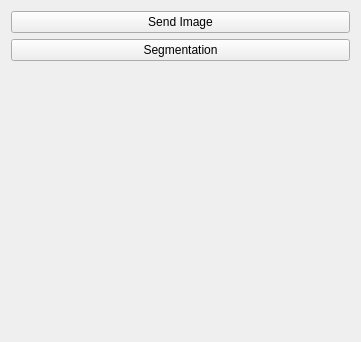
Old version of the form MedSAM/t_SegmentData/Resources/UI/t_SegmentData.ui in the repository bowang-lab/MedSAMSlicer.
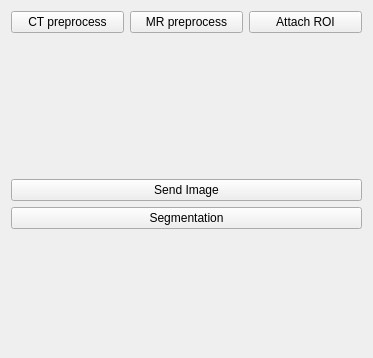
New version of the form. Custom widgets are drawn as their Qt base class.

Commit message: So many changes, too lazy to name them

Diff of the .ui file:
```diff
--- a/MedSAM/t_SegmentData/Resources/UI/t_SegmentData.ui
+++ b/MedSAM/t_SegmentData/Resources/UI/t_SegmentData.ui
@@ -6,11 +6,55 @@
    <rect>
     <x>0</x>
     <y>0</y>
-    <width>361</width>
-    <height>342</height>
+    <width>373</width>
+    <height>358</height>
    </rect>
   </property>
   <layout class="QVBoxLayout" name="verticalLayout">
+   <item>
+    <layout class="QHBoxLayout" name="horizontalLayout_2">
+     <property name="bottomMargin">
+      <number>15</number>
+     </property>
+     <item>
+      <widget class="QPushButton" name="pbCTprep">
+       <property name="text">
+        <string>CT preprocess</string>
+       </property>
+      </widget>
+     </item>
+     <item>
+      <widget class="QPushButton" name="pbMRprep">
+       <property name="text">
+        <string>MR preprocess</string>
+       </property>
+      </widget>
+     </item>
+     <item>
+      <widget class="QPushButton" name="pbAttach">
+       <property name="text">
+        <string>Attach ROI</string>
+       </property>
+      </widget>
+     </item>
+    </layout>
+   </item>
+   <item>
+    <widget class="qMRMLMarkupsROIWidget" name="widgetROI"/>
+   </item>
+   <item>
+    <spacer name="verticalSpacer_2">
+     <property name="orientation">
+      <enum>Qt::Vertical</enum>
+     </property>
+     <property name="sizeHint" stdset="0">
+      <size>
+       <width>20</width>
+       <height>40</height>
+      </size>
+     </property>
+    </spacer>
+   </item>
    <item>
     <widget class="QPushButton" name="pbSendImage">
      <property name="text">
@@ -47,6 +91,11 @@
    <header>qMRMLWidget.h</header>
    <container>1</container>
   </customwidget>
+  <customwidget>
+   <class>qMRMLMarkupsROIWidget</class>
+   <extends>QWidget</extends>
+   <header>qMRMLMarkupsROIWidget.h</header>
+  </customwidget>
  </customwidgets>
  <resources/>
  <connections/>
```
The commit also changes 2 other files.
